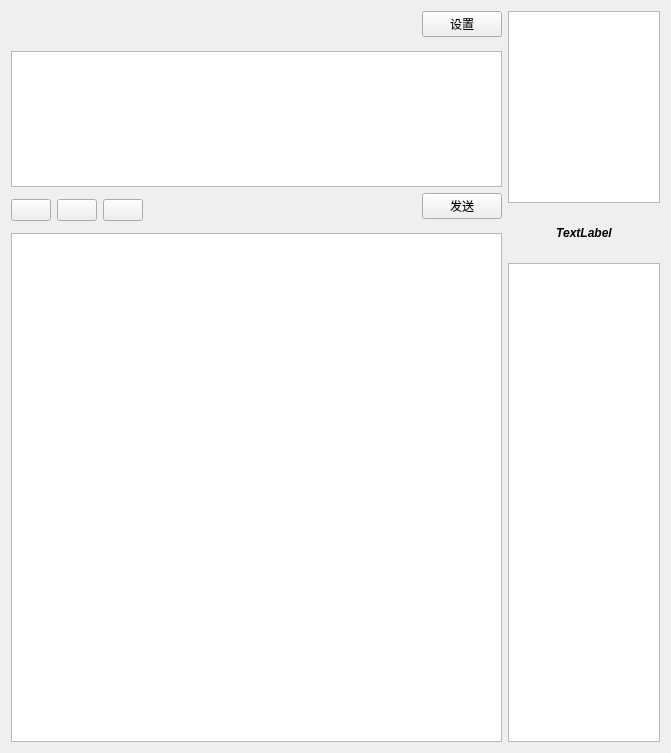
PurePassersBy/ShacoRoom, file gui/VChat.ui: the form before one commit.
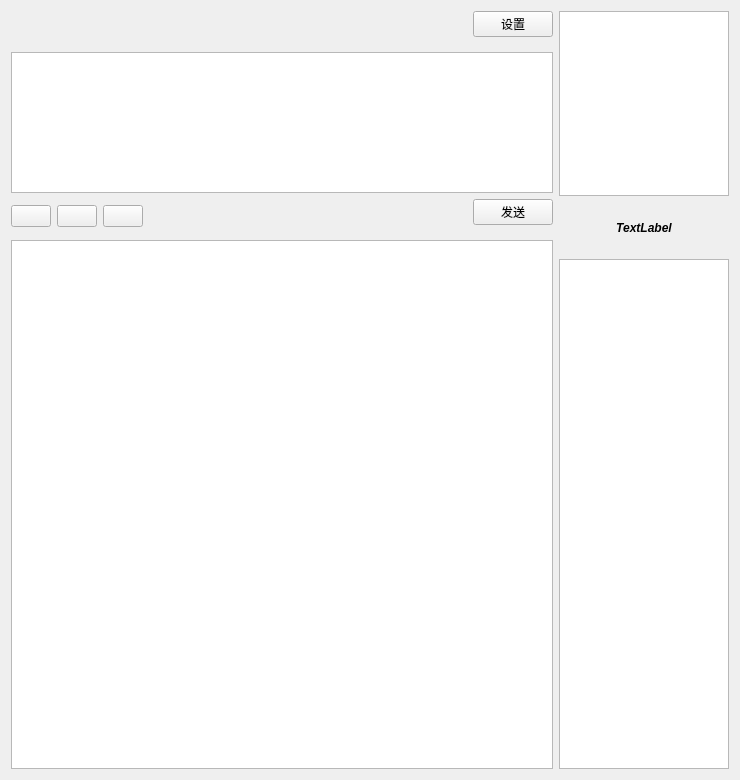
The form after the commit.

Commit message: 修改头像框长宽比

```diff
--- a/gui/VChat.ui
+++ b/gui/VChat.ui
@@ -6,8 +6,8 @@
    <rect>
     <x>0</x>
     <y>0</y>
-    <width>671</width>
-    <height>753</height>
+    <width>740</width>
+    <height>780</height>
    </rect>
   </property>
   <property name="windowTitle">
@@ -166,14 +166,14 @@
       <widget class="QGraphicsView" name="graphicsView">
        <property name="minimumSize">
         <size>
-         <width>152</width>
-         <height>192</height>
+         <width>170</width>
+         <height>185</height>
         </size>
        </property>
        <property name="maximumSize">
         <size>
-         <width>152</width>
-         <height>192</height>
+         <width>170</width>
+         <height>185</height>
         </size>
        </property>
        <property name="styleSheet">
@@ -208,13 +208,13 @@
       <widget class="QListWidget" name="listWidget">
        <property name="minimumSize">
         <size>
-         <width>152</width>
+         <width>170</width>
          <height>450</height>
         </size>
        </property>
        <property name="maximumSize">
         <size>
-         <width>152</width>
+         <width>170</width>
          <height>16777215</height>
         </size>
        </property>
```
The commit also changes 1 other file.
